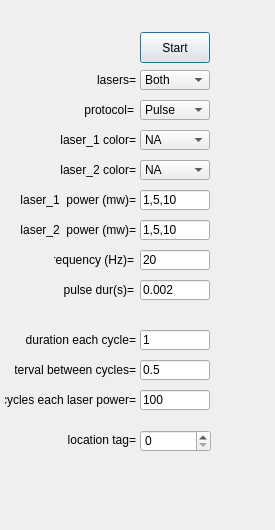
First picture: the form in src/foraging_gui/OpticalTagging.ui, repository AllenNeuralDynamics/dynamic-foraging-task, before the edit.
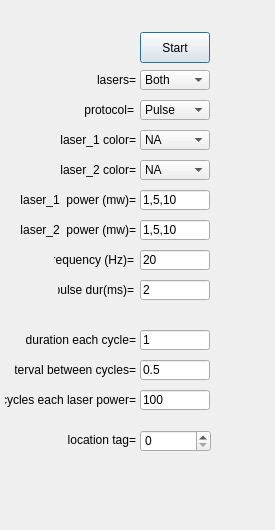
Second picture: the form after the edit.

Commit message: changing pulse duration to ms

Patch:
```diff
--- a/src/foraging_gui/OpticalTagging.ui
+++ b/src/foraging_gui/OpticalTagging.ui
@@ -106,7 +106,7 @@
     </size>
    </property>
    <property name="text">
-    <string>pulse dur(s)=</string>
+    <string>pulse dur(ms)=</string>
    </property>
    <property name="textFormat">
     <enum>Qt::AutoText</enum>
@@ -290,7 +290,7 @@
     </size>
    </property>
    <property name="text">
-    <string>0.002</string>
+    <string>2</string>
    </property>
    <property name="readOnly">
     <bool>false</bool>
```
The commit also changes 1 other file.
